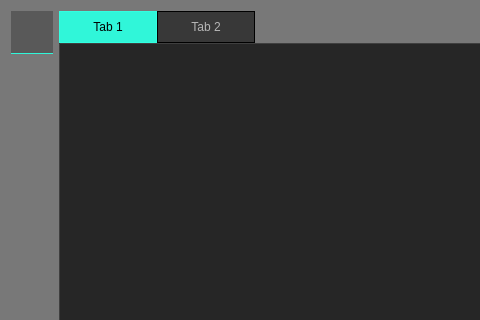
This is src/ui/help_slide_widget.ui in k88936/UnRustedWarfare as Qt 5 draws it before an edit; both pictures show x 0 to 480 and y 0 to 320 of the 709 by 568 pixel window. The edited form follows.
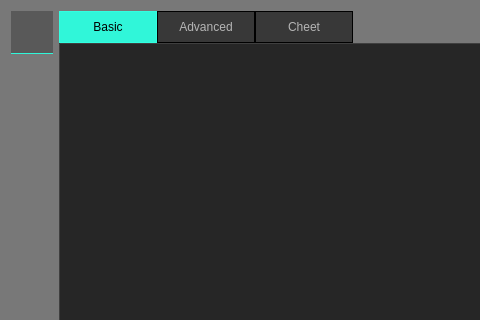
This is the edited form. The open tabs and pages were chosen to show the change. Icons and pictures are not drawn.

Patch:
```diff
--- a/src/ui/help_slide_widget.ui
+++ b/src/ui/help_slide_widget.ui
@@ -415,6 +415,12 @@
    </item>
    <item>
     <widget class="QTabWidget" name="tabWidget">
+     <property name="minimumSize">
+      <size>
+       <width>0</width>
+       <height>0</height>
+      </size>
+     </property>
      <property name="tabPosition">
       <enum>QTabWidget::TabPosition::North</enum>
      </property>
@@ -433,17 +439,25 @@
      <property name="documentMode">
       <bool>false</bool>
      </property>
+     <property name="tabsClosable">
+      <bool>false</bool>
+     </property>
      <property name="tabBarAutoHide">
       <bool>false</bool>
      </property>
      <widget class="QWidget" name="tab">
       <attribute name="title">
-       <string>Tab 1</string>
+       <string>Basic</string>
       </attribute>
      </widget>
      <widget class="QWidget" name="tab_2">
       <attribute name="title">
-       <string>Tab 2</string>
+       <string>Advanced</string>
+      </attribute>
+     </widget>
+     <widget class="QWidget" name="tab_3">
+      <attribute name="title">
+       <string>Cheet</string>
       </attribute>
      </widget>
     </widget>
```
Left out of the diff: 2 changed lines with no effect on the pictures.
